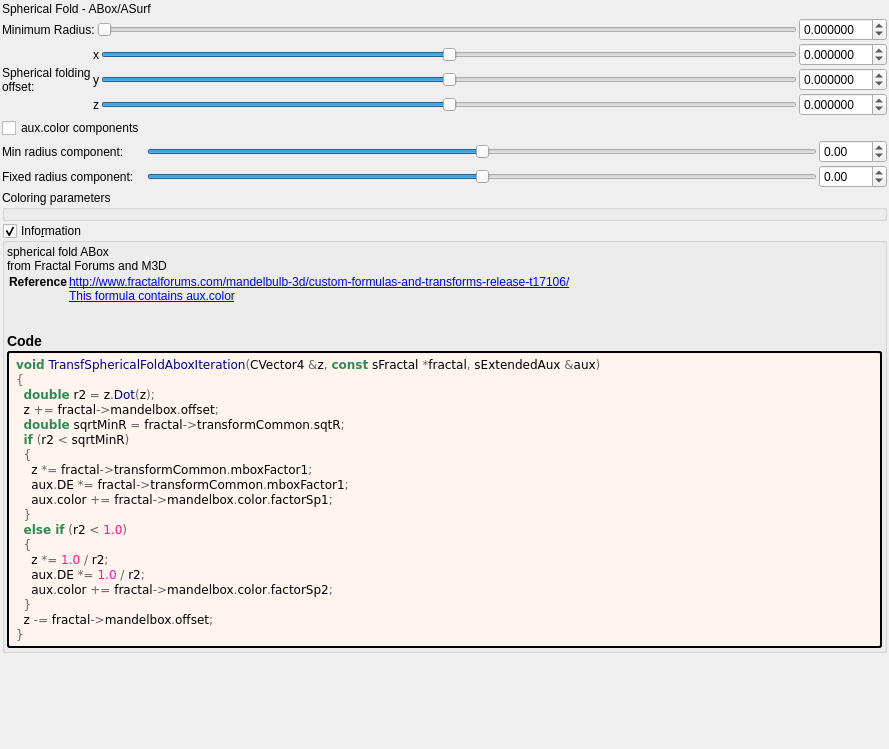
The window that mandelbulber2/formula/ui/fractal_transf_spherical_fold_abox.ui (buddhi1980/mandelbulber2) describes before a commit, drawn with Qt 5.
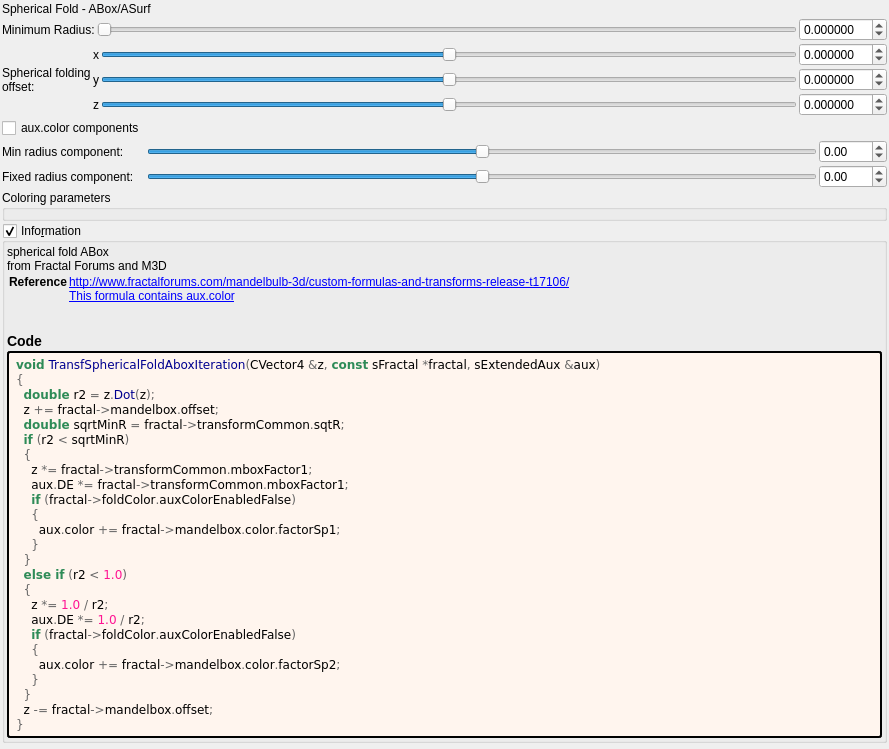
The same window after the commit. Custom widgets are drawn as their Qt base class.

Patch:
```diff
--- a/mandelbulber2/formula/ui/fractal_transf_spherical_fold_abox.ui
+++ b/mandelbulber2/formula/ui/fractal_transf_spherical_fold_abox.ui
@@ -526,13 +526,19 @@
   &lt;span style=&quot;color:#676767&quot;&gt;{&lt;/span&gt;
     z &lt;span style=&quot;color:#676767&quot;&gt;*=&lt;/span&gt; fractal&lt;span style=&quot;color:#676767&quot;&gt;-&amp;gt;&lt;/span&gt;transformCommon&lt;span style=&quot;color:#676767&quot;&gt;.&lt;/span&gt;mboxFactor1&lt;span style=&quot;color:#676767&quot;&gt;;&lt;/span&gt;
     aux&lt;span style=&quot;color:#676767&quot;&gt;.&lt;/span&gt;DE &lt;span style=&quot;color:#676767&quot;&gt;*=&lt;/span&gt; fractal&lt;span style=&quot;color:#676767&quot;&gt;-&amp;gt;&lt;/span&gt;transformCommon&lt;span style=&quot;color:#676767&quot;&gt;.&lt;/span&gt;mboxFactor1&lt;span style=&quot;color:#676767&quot;&gt;;&lt;/span&gt;
-    aux&lt;span style=&quot;color:#676767&quot;&gt;.&lt;/span&gt;color &lt;span style=&quot;color:#676767&quot;&gt;+=&lt;/span&gt; fractal&lt;span style=&quot;color:#676767&quot;&gt;-&amp;gt;&lt;/span&gt;mandelbox&lt;span style=&quot;color:#676767&quot;&gt;.&lt;/span&gt;color&lt;span style=&quot;color:#676767&quot;&gt;.&lt;/span&gt;factorSp1&lt;span style=&quot;color:#676767&quot;&gt;;&lt;/span&gt;
+    &lt;span style=&quot;color:#2e8b57; font-weight:bold&quot;&gt;if&lt;/span&gt; &lt;span style=&quot;color:#676767&quot;&gt;(&lt;/span&gt;fractal&lt;span style=&quot;color:#676767&quot;&gt;-&amp;gt;&lt;/span&gt;foldColor&lt;span style=&quot;color:#676767&quot;&gt;.&lt;/span&gt;auxColorEnabledFalse&lt;span style=&quot;color:#676767&quot;&gt;)&lt;/span&gt;
+    &lt;span style=&quot;color:#676767&quot;&gt;{&lt;/span&gt;
+      aux&lt;span style=&quot;color:#676767&quot;&gt;.&lt;/span&gt;color &lt;span style=&quot;color:#676767&quot;&gt;+=&lt;/span&gt; fractal&lt;span style=&quot;color:#676767&quot;&gt;-&amp;gt;&lt;/span&gt;mandelbox&lt;span style=&quot;color:#676767&quot;&gt;.&lt;/span&gt;color&lt;span style=&quot;color:#676767&quot;&gt;.&lt;/span&gt;factorSp1&lt;span style=&quot;color:#676767&quot;&gt;;&lt;/span&gt;
+    &lt;span style=&quot;color:#676767&quot;&gt;}&lt;/span&gt;
   &lt;span style=&quot;color:#676767&quot;&gt;}&lt;/span&gt;
   &lt;span style=&quot;color:#2e8b57; font-weight:bold&quot;&gt;else if&lt;/span&gt; &lt;span style=&quot;color:#676767&quot;&gt;(&lt;/span&gt;r2 &lt;span style=&quot;color:#676767&quot;&gt;&amp;lt;&lt;/span&gt; &lt;span style=&quot;color:#ff1493&quot;&gt;1.0&lt;/span&gt;&lt;span style=&quot;color:#676767&quot;&gt;)&lt;/span&gt;
   &lt;span style=&quot;color:#676767&quot;&gt;{&lt;/span&gt;
     z &lt;span style=&quot;color:#676767&quot;&gt;*=&lt;/span&gt; &lt;span style=&quot;color:#ff1493&quot;&gt;1.0&lt;/span&gt; &lt;span style=&quot;color:#676767&quot;&gt;/&lt;/span&gt; r2&lt;span style=&quot;color:#676767&quot;&gt;;&lt;/span&gt;
     aux&lt;span style=&quot;color:#676767&quot;&gt;.&lt;/span&gt;DE &lt;span style=&quot;color:#676767&quot;&gt;*=&lt;/span&gt; &lt;span style=&quot;color:#ff1493&quot;&gt;1.0&lt;/span&gt; &lt;span style=&quot;color:#676767&quot;&gt;/&lt;/span&gt; r2&lt;span style=&quot;color:#676767&quot;&gt;;&lt;/span&gt;
-    aux&lt;span style=&quot;color:#676767&quot;&gt;.&lt;/span&gt;color &lt;span style=&quot;color:#676767&quot;&gt;+=&lt;/span&gt; fractal&lt;span style=&quot;color:#676767&quot;&gt;-&amp;gt;&lt;/span&gt;mandelbox&lt;span style=&quot;color:#676767&quot;&gt;.&lt;/span&gt;color&lt;span style=&quot;color:#676767&quot;&gt;.&lt;/span&gt;factorSp2&lt;span style=&quot;color:#676767&quot;&gt;;&lt;/span&gt;
+    &lt;span style=&quot;color:#2e8b57; font-weight:bold&quot;&gt;if&lt;/span&gt; &lt;span style=&quot;color:#676767&quot;&gt;(&lt;/span&gt;fractal&lt;span style=&quot;color:#676767&quot;&gt;-&amp;gt;&lt;/span&gt;foldColor&lt;span style=&quot;color:#676767&quot;&gt;.&lt;/span&gt;auxColorEnabledFalse&lt;span style=&quot;color:#676767&quot;&gt;)&lt;/span&gt;
+    &lt;span style=&quot;color:#676767&quot;&gt;{&lt;/span&gt;
+      aux&lt;span style=&quot;color:#676767&quot;&gt;.&lt;/span&gt;color &lt;span style=&quot;color:#676767&quot;&gt;+=&lt;/span&gt; fractal&lt;span style=&quot;color:#676767&quot;&gt;-&amp;gt;&lt;/span&gt;mandelbox&lt;span style=&quot;color:#676767&quot;&gt;.&lt;/span&gt;color&lt;span style=&quot;color:#676767&quot;&gt;.&lt;/span&gt;factorSp2&lt;span style=&quot;color:#676767&quot;&gt;;&lt;/span&gt;
+    &lt;span style=&quot;color:#676767&quot;&gt;}&lt;/span&gt;
   &lt;span style=&quot;color:#676767&quot;&gt;}&lt;/span&gt;
   z &lt;span style=&quot;color:#676767&quot;&gt;-=&lt;/span&gt; fractal&lt;span style=&quot;color:#676767&quot;&gt;-&amp;gt;&lt;/span&gt;mandelbox&lt;span style=&quot;color:#676767&quot;&gt;.&lt;/span&gt;offset&lt;span style=&quot;color:#676767&quot;&gt;;&lt;/span&gt;
 &lt;span style=&quot;color:#676767&quot;&gt;}&lt;/span&gt;
```
Left out of the diff: 8 changed lines with no effect on the pictures. Lines whose indentation alone changed are shown as unchanged.
